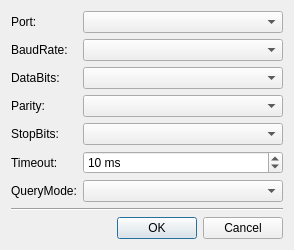
The window that mac/examples/GasInfo/DeviceDialog.ui (Quenii/ADCEVM) describes before a commit, drawn with Qt 5.
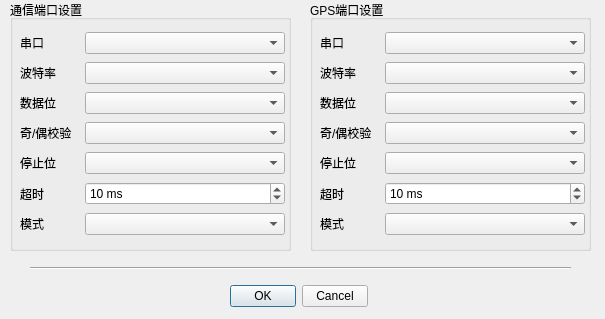
The same window after the commit.

What changed in the file:
```diff
--- a/mac/examples/GasInfo/DeviceDialog.ui
+++ b/mac/examples/GasInfo/DeviceDialog.ui
@@ -6,22 +6,39 @@
    <rect>
     <x>0</x>
     <y>0</y>
-    <width>288</width>
-    <height>233</height>
+    <width>605</width>
+    <height>319</height>
    </rect>
   </property>
   <property name="windowTitle">
    <string>Zigbee Devices Setting</string>
   </property>
-  <layout class="QGridLayout" name="gridLayout_2">
-   <item row="0" column="0">
-    <layout class="QVBoxLayout" name="verticalLayout">
-     <item>
+  <widget class="QGroupBox" name="groupBox">
+   <property name="geometry">
+    <rect>
+     <x>10</x>
+     <y>0</y>
+     <width>281</width>
+     <height>251</height>
+    </rect>
+   </property>
+   <property name="title">
+    <string>通信端口设置</string>
+   </property>
+   <widget class="QWidget" name="">
+    <property name="geometry">
+     <rect>
+      <x>10</x>
+      <y>30</y>
+      <width>265</width>
+      <height>211</height>
+     </rect>
+    </property>
       <layout class="QGridLayout" name="gridLayout">
        <item row="0" column="0">
         <widget class="QLabel" name="label">
          <property name="text">
-          <string>Port:</string>
+        <string>串口</string>
          </property>
         </widget>
        </item>
@@ -44,7 +61,7 @@
        <item row="1" column="0">
         <widget class="QLabel" name="label_2">
          <property name="text">
-          <string>BaudRate:</string>
+        <string>波特率</string>
          </property>
         </widget>
        </item>
@@ -54,7 +71,7 @@
        <item row="2" column="0">
         <widget class="QLabel" name="label_3">
          <property name="text">
-          <string>DataBits:</string>
+        <string>数据位</string>
          </property>
         </widget>
        </item>
@@ -64,7 +81,7 @@
        <item row="3" column="0">
         <widget class="QLabel" name="label_4">
          <property name="text">
-          <string>Parity:</string>
+        <string>奇/偶校验</string>
          </property>
         </widget>
        </item>
@@ -74,7 +91,7 @@
        <item row="4" column="0">
         <widget class="QLabel" name="label_5">
          <property name="text">
-          <string>StopBits:</string>
+        <string>停止位</string>
          </property>
         </widget>
        </item>
@@ -84,7 +101,7 @@
        <item row="5" column="0">
         <widget class="QLabel" name="label_7">
          <property name="text">
-          <string>Timeout:</string>
+        <string>超时</string>
          </property>
         </widget>
        </item>
@@ -110,7 +127,7 @@
        <item row="6" column="0">
         <widget class="QLabel" name="label_6">
          <property name="text">
-          <string>QueryMode:</string>
+        <string>模式</string>
          </property>
         </widget>
        </item>
@@ -118,31 +135,141 @@
         <widget class="QComboBox" name="queryModeBox"/>
        </item>
       </layout>
-     </item>
-     <item>
-      <widget class="Line" name="line">
-       <property name="orientation">
-        <enum>Qt::Horizontal</enum>
-       </property>
+   </widget>
+  </widget>
+  <widget class="QGroupBox" name="groupBox_2">
+   <property name="geometry">
+    <rect>
+     <x>310</x>
+     <y>0</y>
+     <width>281</width>
+     <height>251</height>
+    </rect>
+   </property>
+   <property name="title">
+    <string>GPS端口设置</string>
+   </property>
+   <widget class="QWidget" name="layoutWidget">
+    <property name="geometry">
+     <rect>
+      <x>10</x>
+      <y>30</y>
+      <width>265</width>
+      <height>211</height>
+     </rect>
+    </property>
+    <layout class="QGridLayout" name="gridLayout_4">
+     <item row="0" column="0">
+      <widget class="QLabel" name="label_15">
+       <property name="text">
+        <string>串口</string>
+       </property>
       </widget>
      </item>
-     <item>
-      <layout class="QHBoxLayout" name="horizontalLayout">
-       <item>
-        <spacer name="horizontalSpacer">
-         <property name="orientation">
-          <enum>Qt::Horizontal</enum>
-         </property>
-         <property name="sizeHint" stdset="0">
+     <item row="0" column="1">
+      <widget class="QComboBox" name="portBoxGps">
+       <property name="sizePolicy">
+        <sizepolicy hsizetype="Minimum" vsizetype="Fixed">
+         <horstretch>0</horstretch>
+         <verstretch>0</verstretch>
+        </sizepolicy>
+       </property>
+       <property name="minimumSize">
           <size>
-           <width>40</width>
-           <height>20</height>
-          </size>
-         </property>
-        </spacer>
-       </item>
-       <item>
+         <width>200</width>
+         <height>0</height>
+        </size>
+       </property>
+      </widget>
+     </item>
+     <item row="1" column="0">
+      <widget class="QLabel" name="label_16">
+       <property name="text">
+        <string>波特率</string>
+       </property>
+      </widget>
+     </item>
+     <item row="1" column="1">
+      <widget class="QComboBox" name="baudRateBoxGps"/>
+     </item>
+     <item row="2" column="0">
+      <widget class="QLabel" name="label_17">
+       <property name="text">
+        <string>数据位</string>
+       </property>
+      </widget>
+     </item>
+     <item row="2" column="1">
+      <widget class="QComboBox" name="dataBitsBoxGps"/>
+     </item>
+     <item row="3" column="0">
+      <widget class="QLabel" name="label_18">
+       <property name="text">
+        <string>奇/偶校验</string>
+       </property>
+      </widget>
+     </item>
+     <item row="3" column="1">
+      <widget class="QComboBox" name="parityBoxGps"/>
+     </item>
+     <item row="4" column="0">
+      <widget class="QLabel" name="label_19">
+       <property name="text">
+        <string>停止位</string>
+       </property>
+      </widget>
+     </item>
+     <item row="4" column="1">
+      <widget class="QComboBox" name="stopBitsBoxGps"/>
+     </item>
+     <item row="5" column="0">
+      <widget class="QLabel" name="label_20">
+       <property name="text">
+        <string>超时</string>
+       </property>
+      </widget>
+     </item>
+     <item row="5" column="1">
+      <widget class="QSpinBox" name="timeoutBoxGps">
+       <property name="suffix">
+        <string> ms</string>
+       </property>
+       <property name="minimum">
+        <number>-1</number>
+       </property>
+       <property name="maximum">
+        <number>10000</number>
+       </property>
+       <property name="singleStep">
+        <number>10</number>
+       </property>
+       <property name="value">
+        <number>10</number>
+       </property>
+      </widget>
+     </item>
+     <item row="6" column="0">
+      <widget class="QLabel" name="label_21">
+       <property name="text">
+        <string>模式</string>
+       </property>
+      </widget>
+     </item>
+     <item row="6" column="1">
+      <widget class="QComboBox" name="queryModeBoxGps"/>
+     </item>
+    </layout>
+   </widget>
+  </widget>
         <widget class="QDialogButtonBox" name="buttonBox">
+   <property name="geometry">
+    <rect>
+     <x>230</x>
+     <y>280</y>
+     <width>138</width>
+     <height>32</height>
+    </rect>
+   </property>
          <property name="orientation">
           <enum>Qt::Horizontal</enum>
          </property>
@@ -153,25 +280,19 @@
           <bool>true</bool>
          </property>
         </widget>
-       </item>
-      </layout>
-     </item>
-     <item>
-      <spacer name="verticalSpacer">
+  <widget class="Line" name="line">
+   <property name="geometry">
+    <rect>
+     <x>30</x>
+     <y>260</y>
+     <width>541</width>
+     <height>16</height>
+    </rect>
+   </property>
        <property name="orientation">
-        <enum>Qt::Vertical</enum>
-       </property>
-       <property name="sizeHint" stdset="0">
-        <size>
-         <width>20</width>
-         <height>40</height>
-        </size>
-       </property>
-      </spacer>
-     </item>
-    </layout>
-   </item>
-  </layout>
+    <enum>Qt::Horizontal</enum>
+   </property>
+  </widget>
  </widget>
  <resources/>
  <connections>
```
Lines whose indentation alone changed are shown as unchanged.
